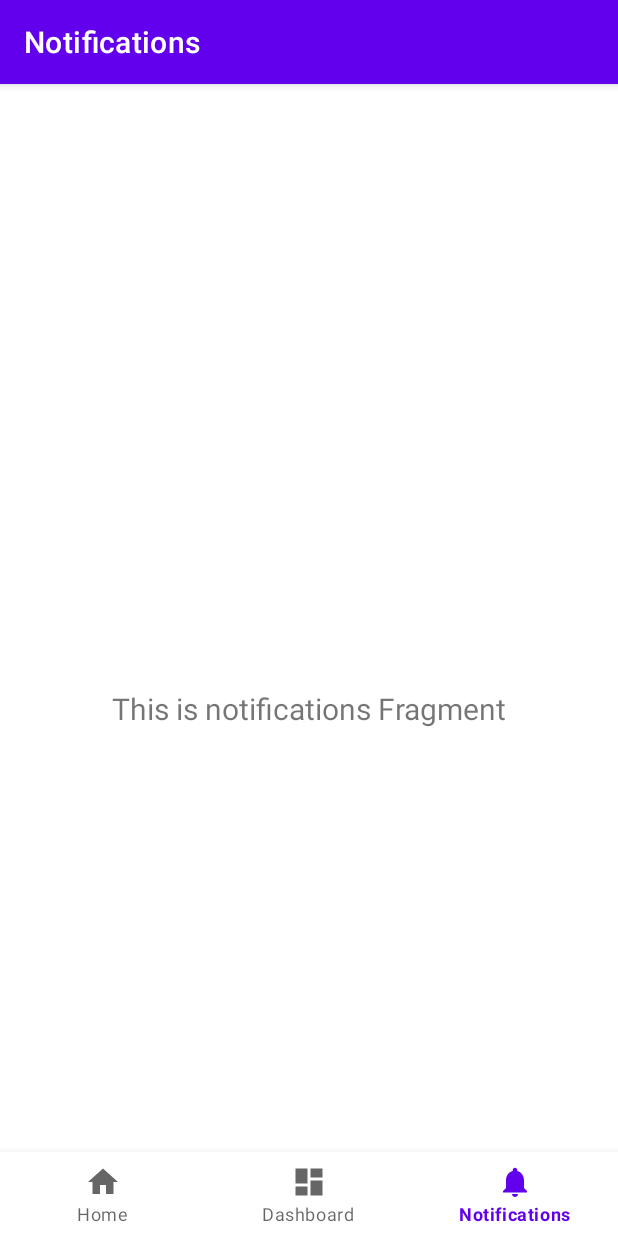
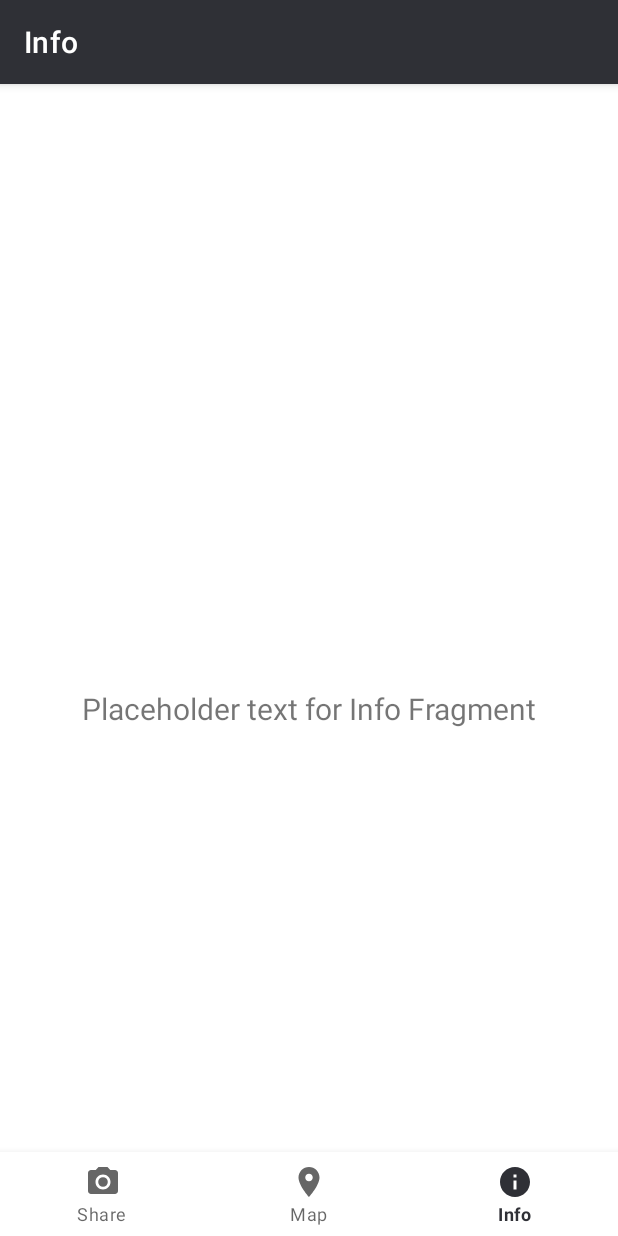
Before and after one commit to lhunter3/hotspot-android-app, an Android app: the NotificationsFragment screen opened through its navigation route, on a phone screen of 412 x 824 dp. Run offline under Robolectric (Android 15) with nearby library versions, the phone set to English and light mode, and no system bars; our stand-ins replace navigation-ui.

Commit message:
Updated Nav, Colors and Headers.

```diff
--- a/app/src/main/java/unb/cs2063/hotspots/MainActivity.kt
+++ b/app/src/main/java/unb/cs2063/hotspots/MainActivity.kt
@@ -26,10 +26,13 @@ class MainActivity : AppCompatActivity() {
         // menu should be considered as top level destinations.
         val appBarConfiguration = AppBarConfiguration(
             setOf(
-                R.id.navigation_home, R.id.navigation_dashboard, R.id.navigation_notifications
+                R.id.navigation_camera, R.id.navigation_map, R.id.navigation_info
             )
         )
         setupActionBarWithNavController(navController, appBarConfiguration)
         navView.setupWithNavController(navController)
+
+
+
     }
 }
--- a/app/src/main/java/unb/cs2063/hotspots/ui/dashboard/DashboardFragment.kt
+++ b/app/src/main/java/unb/cs2063/hotspots/ui/dashboard/DashboardFragment.kt
@@ -28,9 +28,9 @@ class DashboardFragment : Fragment() {
         _binding = FragmentDashboardBinding.inflate(inflater, container, false)
         val root: View = binding.root
 
-        val textView: TextView = binding.textDashboard
+        val textView: TextView = binding.textMap
         dashboardViewModel.text.observe(viewLifecycleOwner) {
-            textView.text = it
+            textView.text = "Placeholder text for Map Fragment"
         }
         return root
     }
--- a/app/src/main/java/unb/cs2063/hotspots/ui/home/HomeFragment.kt
+++ b/app/src/main/java/unb/cs2063/hotspots/ui/home/HomeFragment.kt
@@ -28,9 +28,9 @@ class HomeFragment : Fragment() {
         _binding = FragmentHomeBinding.inflate(inflater, container, false)
         val root: View = binding.root
 
-        val textView: TextView = binding.textHome
+        val textView: TextView = binding.textCamera
         homeViewModel.text.observe(viewLifecycleOwner) {
-            textView.text = it
+            textView.text = "Placeholder text for Camera Fragment"
         }
         return root
     }
--- a/app/src/main/java/unb/cs2063/hotspots/ui/notifications/NotificationsFragment.kt
+++ b/app/src/main/java/unb/cs2063/hotspots/ui/notifications/NotificationsFragment.kt
@@ -28,9 +28,9 @@ class NotificationsFragment : Fragment() {
         _binding = FragmentNotificationsBinding.inflate(inflater, container, false)
         val root: View = binding.root
 
-        val textView: TextView = binding.textNotifications
+        val textView: TextView = binding.textInfo
         notificationsViewModel.text.observe(viewLifecycleOwner) {
-            textView.text = it
+            textView.text = "Placeholder text for Info Fragment"
         }
         return root
     }
--- /dev/null
+++ b/app/src/main/res/drawable/ic_camera_black.xml
@@ -0,0 +1,6 @@
+<vector android:height="24dp" android:tint="#000000"
+    android:viewportHeight="24" android:viewportWidth="24"
+    android:width="24dp" xmlns:android="http://schemas.android.com/apk/res/android">
+    <path android:fillColor="@android:color/white" android:pathData="M12,12m-3.2,0a3.2,3.2 0,1 1,6.4 0a3.2,3.2 0,1 1,-6.4 0"/>
+    <path android:fillColor="@android:color/white" android:pathData="M9,2L7.17,4L4,4c-1.1,0 -2,0.9 -2,2v12c0,1.1 0.9,2 2,2h16c1.1,0 2,-0.9 2,-2L22,6c0,-1.1 -0.9,-2 -2,-2h-3.17L15,2L9,2zM12,17c-2.76,0 -5,-2.24 -5,-5s2.24,-5 5,-5 5,2.24 5,5 -2.24,5 -5,5z"/>
+</vector>
--- a/app/src/main/res/drawable/ic_dashboard_black_24dp.xml
+++ /dev/null
@@ -1,9 +0,0 @@
-<vector xmlns:android="http://schemas.android.com/apk/res/android"
-    android:width="24dp"
-    android:height="24dp"
-    android:viewportWidth="24.0"
-    android:viewportHeight="24.0">
-    <path
-        android:fillColor="#FF000000"
-        android:pathData="M3,13h8L11,3L3,3v10zM3,21h8v-6L3,15v6zM13,21h8L21,11h-8v10zM13,3v6h8L21,3h-8z" />
-</vector>
--- a/app/src/main/res/drawable/ic_home_black_24dp.xml
+++ /dev/null
@@ -1,9 +0,0 @@
-<vector xmlns:android="http://schemas.android.com/apk/res/android"
-    android:width="24dp"
-    android:height="24dp"
-    android:viewportWidth="24.0"
-    android:viewportHeight="24.0">
-    <path
-        android:fillColor="#FF000000"
-        android:pathData="M10,20v-6h4v6h5v-8h3L12,3 2,12h3v8z" />
-</vector>
--- /dev/null
+++ b/app/src/main/res/drawable/ic_info_black.xml
@@ -0,0 +1,5 @@
+<vector android:height="24dp" android:tint="#000000"
+    android:viewportHeight="24" android:viewportWidth="24"
+    android:width="24dp" xmlns:android="http://schemas.android.com/apk/res/android">
+    <path android:fillColor="@android:color/white" android:pathData="M12,2C6.48,2 2,6.48 2,12s4.48,10 10,10 10,-4.48 10,-10S17.52,2 12,2zM13,17h-2v-6h2v6zM13,9h-2L11,7h2v2z"/>
+</vector>
--- /dev/null
+++ b/app/src/main/res/drawable/ic_location_black.xml
@@ -0,0 +1,5 @@
+<vector android:height="24dp" android:tint="#000000"
+    android:viewportHeight="24" android:viewportWidth="24"
+    android:width="24dp" xmlns:android="http://schemas.android.com/apk/res/android">
+    <path android:fillColor="@android:color/white" android:pathData="M12,2C8.13,2 5,5.13 5,9c0,5.25 7,13 7,13s7,-7.75 7,-13c0,-3.87 -3.13,-7 -7,-7zM12,11.5c-1.38,0 -2.5,-1.12 -2.5,-2.5s1.12,-2.5 2.5,-2.5 2.5,1.12 2.5,2.5 -1.12,2.5 -2.5,2.5z"/>
+</vector>
--- a/app/src/main/res/drawable/ic_notifications_black_24dp.xml
+++ /dev/null
@@ -1,9 +0,0 @@
-<vector xmlns:android="http://schemas.android.com/apk/res/android"
-    android:width="24dp"
-    android:height="24dp"
-    android:viewportWidth="24.0"
-    android:viewportHeight="24.0">
-    <path
-        android:fillColor="#FF000000"
-        android:pathData="M12,22c1.1,0 2,-0.9 2,-2h-4c0,1.1 0.89,2 2,2zM18,16v-5c0,-3.07 -1.64,-5.64 -4.5,-6.32L13.5,4c0,-0.83 -0.67,-1.5 -1.5,-1.5s-1.5,0.67 -1.5,1.5v0.68C7.63,5.36 6,7.92 6,11v5l-2,2v1h16v-1l-2,-2z" />
-</vector>
--- a/app/src/main/res/layout/fragment_dashboard.xml
+++ b/app/src/main/res/layout/fragment_dashboard.xml
@@ -7,7 +7,7 @@
     tools:context=".ui.dashboard.DashboardFragment">
 
     <TextView
-        android:id="@+id/text_dashboard"
+        android:id="@+id/text_map"
         android:layout_width="match_parent"
         android:layout_height="wrap_content"
         android:layout_marginStart="8dp"
--- a/app/src/main/res/layout/fragment_home.xml
+++ b/app/src/main/res/layout/fragment_home.xml
@@ -7,7 +7,7 @@
     tools:context=".ui.home.HomeFragment">
 
     <TextView
-        android:id="@+id/text_home"
+        android:id="@+id/text_camera"
         android:layout_width="match_parent"
         android:layout_height="wrap_content"
         android:layout_marginStart="8dp"
--- a/app/src/main/res/layout/fragment_notifications.xml
+++ b/app/src/main/res/layout/fragment_notifications.xml
@@ -7,7 +7,7 @@
     tools:context=".ui.notifications.NotificationsFragment">
 
     <TextView
-        android:id="@+id/text_notifications"
+        android:id="@+id/text_info"
         android:layout_width="match_parent"
         android:layout_height="wrap_content"
         android:layout_marginStart="8dp"
--- a/app/src/main/res/menu/bottom_nav_menu.xml
+++ b/app/src/main/res/menu/bottom_nav_menu.xml
@@ -2,18 +2,18 @@
 <menu xmlns:android="http://schemas.android.com/apk/res/android">
 
     <item
-        android:id="@+id/navigation_home"
-        android:icon="@drawable/ic_home_black_24dp"
-        android:title="@string/title_home" />
+        android:id="@+id/navigation_camera"
+        android:icon="@drawable/ic_camera_black"
+        android:title="@string/title_camera" />
 
     <item
-        android:id="@+id/navigation_dashboard"
-        android:icon="@drawable/ic_dashboard_black_24dp"
-        android:title="@string/title_dashboard" />
+        android:id="@+id/navigation_map"
+        android:icon="@drawable/ic_location_black"
+        android:title="@string/title_map" />
 
     <item
-        android:id="@+id/navigation_notifications"
-        android:icon="@drawable/ic_notifications_black_24dp"
-        android:title="@string/title_notifications" />
+        android:id="@+id/navigation_info"
+        android:icon="@drawable/ic_info_black"
+        android:title="@string/title_info" />
 
 </menu>
--- a/app/src/main/res/navigation/mobile_navigation.xml
+++ b/app/src/main/res/navigation/mobile_navigation.xml
@@ -3,23 +3,23 @@
     xmlns:app="http://schemas.android.com/apk/res-auto"
     xmlns:tools="http://schemas.android.com/tools"
     android:id="@+id/mobile_navigation"
-    app:startDestination="@+id/navigation_home">
+    app:startDestination="@+id/navigation_map">
 
     <fragment
-        android:id="@+id/navigation_home"
+        android:id="@+id/navigation_camera"
         android:name="unb.cs2063.hotspots.ui.home.HomeFragment"
-        android:label="@string/title_home"
+        android:label="@string/title_camera"
         tools:layout="@layout/fragment_home" />
 
     <fragment
-        android:id="@+id/navigation_dashboard"
+        android:id="@+id/navigation_map"
         android:name="unb.cs2063.hotspots.ui.dashboard.DashboardFragment"
-        android:label="@string/title_dashboard"
+        android:label="@string/title_map"
         tools:layout="@layout/fragment_dashboard" />
 
     <fragment
-        android:id="@+id/navigation_notifications"
+        android:id="@+id/navigation_info"
         android:name="unb.cs2063.hotspots.ui.notifications.NotificationsFragment"
-        android:label="@string/title_notifications"
+        android:label="@string/title_info"
         tools:layout="@layout/fragment_notifications" />
 </navigation>
--- a/app/src/main/res/values/strings.xml
+++ b/app/src/main/res/values/strings.xml
@@ -1,6 +1,6 @@
 <resources>
-    <string name="app_name">hotspots</string>
-    <string name="title_home">Home</string>
-    <string name="title_dashboard">Dashboard</string>
-    <string name="title_notifications">Notifications</string>
+    <string name="app_name">HotSpots</string>
+    <string name="title_camera">Share</string>
+    <string name="title_map">Map</string>
+    <string name="title_info">Info</string>
 </resources>
--- a/app/src/main/res/values/themes.xml
+++ b/app/src/main/res/values/themes.xml
@@ -2,12 +2,12 @@
     <!-- Base application theme. -->
     <style name="Theme.Hotspots" parent="Theme.MaterialComponents.DayNight.DarkActionBar">
         <!-- Primary brand color. -->
-        <item name="colorPrimary">@color/purple_500</item>
-        <item name="colorPrimaryVariant">@color/purple_700</item>
-        <item name="colorOnPrimary">@color/white</item>
+        <item name="colorPrimary">@color/material_dynamic_neutral20</item>
+        <item name="colorPrimaryVariant">@color/material_dynamic_neutral30</item>
+        <item name="colorOnPrimary">@color/design_default_color_on_primary</item>
         <!-- Secondary brand color. -->
-        <item name="colorSecondary">@color/teal_200</item>
-        <item name="colorSecondaryVariant">@color/teal_700</item>
+        <item name="colorSecondary">@color/material_dynamic_neutral60</item>
+        <item name="colorSecondaryVariant">@color/material_dynamic_neutral70</item>
         <item name="colorOnSecondary">@color/black</item>
         <!-- Status bar color. -->
         <item name="android:statusBarColor">?attr/colorPrimaryVariant</item>
```
